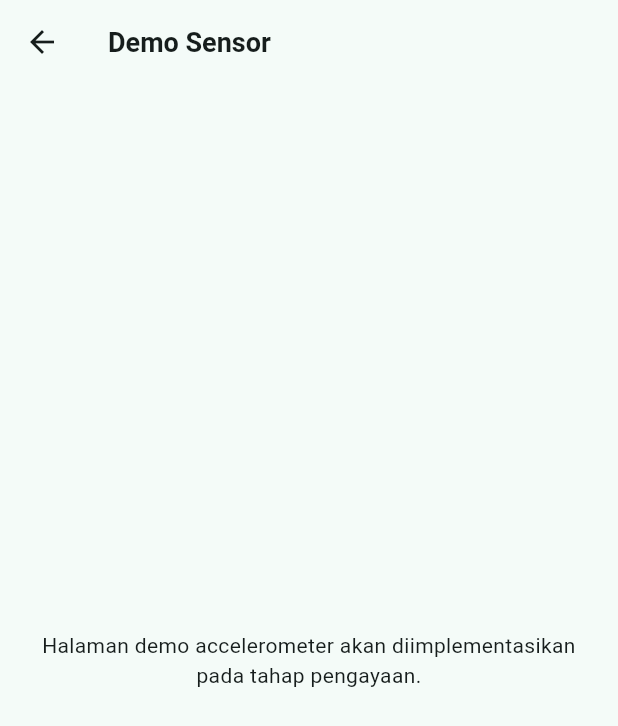
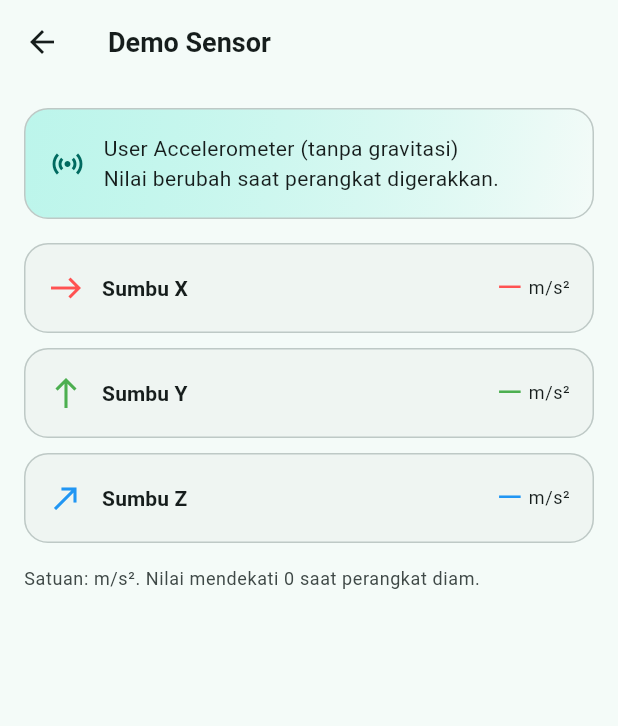
Before and after one commit to shiroKaraa/kosfinder_device_demo, a Flutter app: the screen it shows after launch, after a tap on the "sensors" icon, on a phone screen of 412 x 824 dp. Shown: the top 726 px of the screen. Run offline on Flutter 3.47's test engine with Material 3 defaults, Android fonts, the phone set to English and light mode, and no system bars; our stand-ins replace geolocator, image_picker, sensors_plus, shared_preferences, supabase_flutter; accounts and stored records are empty.

Commit message:
feat: demo sensor accelerometer dengan penanganan disposal

```diff
--- a/lib/pages/sensor_demo_page.dart
+++ b/lib/pages/sensor_demo_page.dart
@@ -1,22 +1,213 @@
+import 'dart:async';
+
 import 'package:flutter/material.dart';
+import 'package:sensors_plus/sensors_plus.dart';
 
-class SensorDemoPage extends StatelessWidget {
+class SensorDemoPage extends StatefulWidget {
   const SensorDemoPage({super.key});
 
   @override
+  State<SensorDemoPage> createState() => _SensorDemoPageState();
+}
+
+class _SensorDemoPageState extends State<SensorDemoPage> {
+  StreamSubscription<UserAccelerometerEvent>? _sub;
+
+  double? _x;
+  double? _y;
+  double? _z;
+  bool _sensorAvailable = true;
+  bool _receivedFirstEvent = false;
+
+  Timer? _availabilityTimer;
+
+  @override
+  void initState() {
+    super.initState();
+    _startListening();
+  }
+
+  void _startListening() {
+    _availabilityTimer = Timer(const Duration(seconds: 3), () {
+      if (!_receivedFirstEvent && mounted) {
+        setState(() => _sensorAvailable = false);
+      }
+    });
+
+    _sub = userAccelerometerEventStream().listen(
+      (event) {
+        if (!mounted) return;
+        setState(() {
+          _receivedFirstEvent = true;
+          _sensorAvailable = true;
+          _x = event.x;
+          _y = event.y;
+          _z = event.z;
+        });
+        _availabilityTimer?.cancel();
+      },
+      onError: (Object error) {
+        if (!mounted) return;
+        setState(() => _sensorAvailable = false);
+        _availabilityTimer?.cancel();
+      },
+      cancelOnError: true,
+    );
+  }
+
+  @override
+  void dispose() {
+    _availabilityTimer?.cancel();
+    _sub?.cancel();
+    super.dispose();
+  }
+
+  @override
   Widget build(BuildContext context) {
+    final theme = Theme.of(context);
     return Scaffold(
       appBar: AppBar(title: const Text('Demo Sensor')),
-      body: const Center(
-        child: Padding(
-          padding: EdgeInsets.all(24),
-          child: Text(
-            'Halaman demo accelerometer akan diimplementasikan '
-            'pada tahap pengayaan.',
-            textAlign: TextAlign.center,
-          ),
+      body: SafeArea(
+        child: ListView(
+          padding: const EdgeInsets.all(16),
+          children: [
+            Container(
+              padding: const EdgeInsets.all(16),
+              decoration: BoxDecoration(
+                borderRadius: BorderRadius.circular(16),
+                gradient: LinearGradient(
+                  colors: [
+                    theme.colorScheme.primaryContainer.withValues(alpha: 0.65),
+                    theme.colorScheme.surface,
+                  ],
+                  begin: Alignment.topLeft,
+                  end: Alignment.bottomRight,
+                ),
+                border: Border.all(color: theme.colorScheme.outlineVariant),
+              ),
+              child: Row(
+                children: [
+                  Icon(Icons.sensors, color: theme.colorScheme.primary),
+                  const SizedBox(width: 12),
+                  Expanded(
+                    child: Text(
+                      'User Accelerometer (tanpa gravitasi)\n'
+                      'Nilai berubah saat perangkat digerakkan.',
+                      style: theme.textTheme.bodyMedium,
+                    ),
+                  ),
+                ],
+              ),
+            ),
+            const SizedBox(height: 16),
+            if (!_sensorAvailable)
+              Card(
+                color: theme.colorScheme.errorContainer.withValues(alpha: 0.4),
+                child: Padding(
+                  padding: const EdgeInsets.all(16),
+                  child: Row(
+                    crossAxisAlignment: CrossAxisAlignment.start,
+                    children: [
+                      Icon(Icons.warning_amber_rounded,
+                          color: theme.colorScheme.onErrorContainer),
+                      const SizedBox(width: 8),
+                      Expanded(
+                        child: Text(
+                          'Sensor accelerometer tidak tersedia pada perangkat ini.\n'
+                          'Android Emulator default tidak menyimulasikan sensor. '
+                          'Coba pada HP fisik atau aktifkan virtual sensors '
+                          '(Extended Controls → Virtual sensors) jika emulator mendukung.',
+                          style: theme.textTheme.bodySmall?.copyWith(
+                            color: theme.colorScheme.onErrorContainer,
+                          ),
+                        ),
+                      ),
+                    ],
+                  ),
+                ),
+              )
+            else ...[
+              _AxisCard(
+                label: 'Sumbu X',
+                value: _x,
+                icon: Icons.east,
+                color: Colors.redAccent,
+              ),
+              const SizedBox(height: 10),
+              _AxisCard(
+                label: 'Sumbu Y',
+                value: _y,
+                icon: Icons.north,
+                color: Colors.green,
+              ),
+              const SizedBox(height: 10),
+              _AxisCard(
+                label: 'Sumbu Z',
+                value: _z,
+                icon: Icons.north_east,
+                color: Colors.blue,
+              ),
+              const SizedBox(height: 16),
+              Text(
+                'Satuan: m/s². Nilai mendekati 0 saat perangkat diam.',
+                style: theme.textTheme.bodySmall?.copyWith(
+                  color: theme.colorScheme.onSurfaceVariant,
+                ),
+              ),
+            ],
+          ],
         ),
       ),
     );
   }
 }
+
+class _AxisCard extends StatelessWidget {
+  const _AxisCard({
+    required this.label,
+    required this.value,
+    required this.icon,
+    required this.color,
+  });
+
+  final String label;
+  final double? value;
+  final IconData icon;
+  final Color color;
+
+  @override
+  Widget build(BuildContext context) {
+    final theme = Theme.of(context);
+    final text = value == null
+        ? '—'
+        : value!.toStringAsFixed(3).padLeft(7, ' ');
+
+    return Card(
+      child: Padding(
+        padding: const EdgeInsets.all(16),
+        child: Row(
+          children: [
+            Icon(icon, color: color),
+            const SizedBox(width: 12),
+            Expanded(
+              child: Text(
+                label,
+                style: theme.textTheme.titleSmall
+                    ?.copyWith(fontWeight: FontWeight.w600),
+              ),
+            ),
+            Text(
+              text,
+              style: theme.textTheme.titleLarge?.copyWith(
+                fontFeatures: const [FontFeature.tabularFigures()],
+                color: color,
+              ),
+            ),
+            const SizedBox(width: 4),
+            Text('m/s²', style: theme.textTheme.bodySmall),
+          ],
+        ),
+      ),
+    );
+  }
+}
```
Also changed, not shown: 1 other file.
